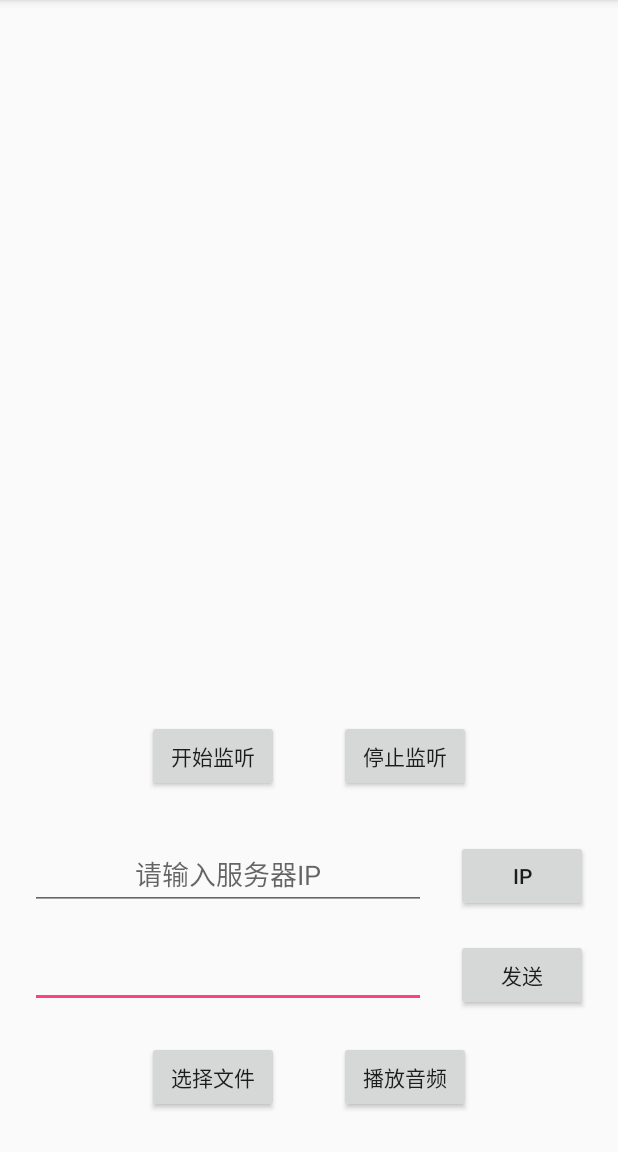
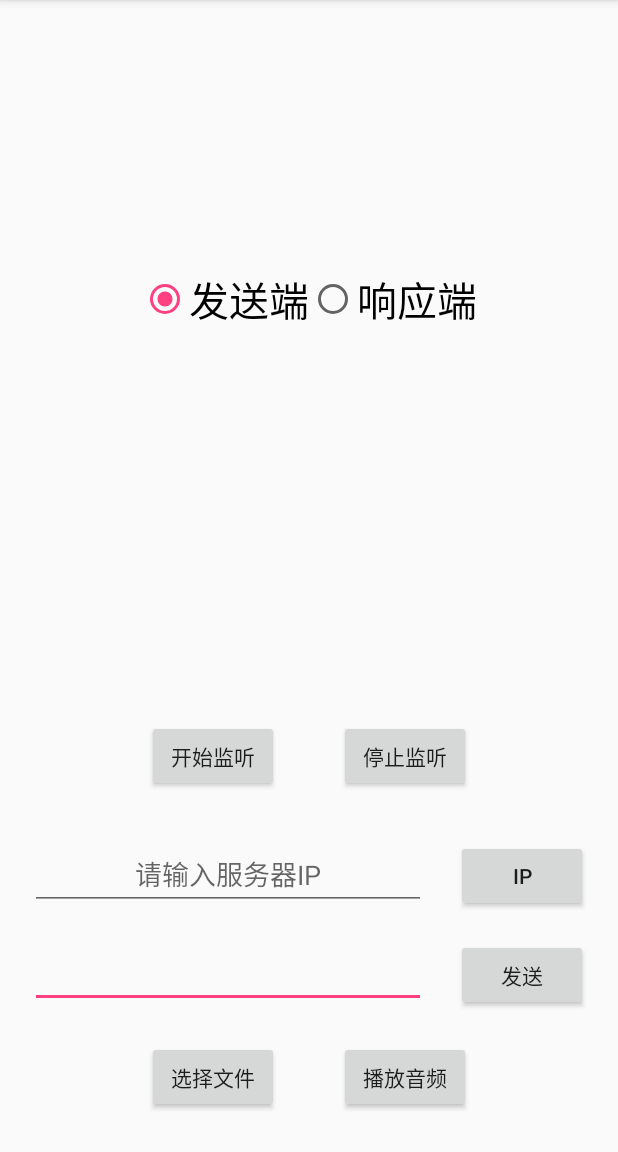
Before and after one commit to THUMarkLau/BluetoothBySoundWave, an Android app: the screen it shows after launch (MainActivity), on a phone screen of 412 x 824 dp, the part 84-1236 px from its top. Run offline under Robolectric (Android 15) with nearby library versions, the phone set to English and light mode, and no system bars; 3 statements that could not run were skipped.

Commit message:
refactor: 梳理sender代码及交互逻辑

```diff
--- a/sender/app/src/main/res/layout/activity_main.xml
+++ b/sender/app/src/main/res/layout/activity_main.xml
@@ -5,6 +5,30 @@
     android:layout_width="match_parent"
     android:layout_height="match_parent"
     tools:context="com.wisys.service.MainActivity">
+
+    <RadioGroup
+        android:id="@+id/selectserv"
+        android:orientation="horizontal"
+        android:layout_height="40dp"
+        android:layout_width="wrap_content"
+        app:layout_constraintTop_toBottomOf="@id/gapview"
+        android:layout_marginTop="40dp"
+        app:layout_constraintLeft_toLeftOf="parent"
+        app:layout_constraintRight_toRightOf="parent">
+        <RadioButton
+            android:id="@+id/sender"
+            android:layout_width="wrap_content"
+            android:layout_height="wrap_content"
+            android:text="发送端"
+            android:textSize="12pt"
+            android:checked="true"/>
+        <RadioButton
+            android:id="@+id/receiver"
+            android:layout_width="wrap_content"
+            android:layout_height="wrap_content"
+            android:text="响应端"
+            android:textSize="12pt"/>
+    </RadioGroup>
 
     <EditText
         android:id="@+id/freq"
```
Also changed, not shown: sender/app/src/main/java/com/wisys/service/MainActivity.java (+10 -1 lines), sender/app/src/main/java/com/wisys/service/VolumeService.java (+55 -69 lines), sender/app/src/main/java/com/wisys/service/WaveService.java (+8 -23 lines), sender/app/src/main/java/com/wisys/service/util/InternetUtils.java (+5 -3 lines), 1 other file.
